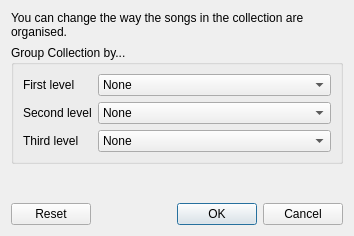
Qt form src/collection/groupbydialog.ui (strawberrymusicplayer/strawberry) before a commit.
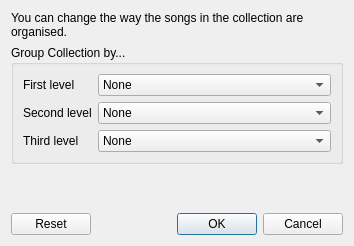
The same form after that commit. Icons and pictures are not drawn.

```diff
--- a/src/collection/groupbydialog.ui
+++ b/src/collection/groupbydialog.ui
@@ -7,7 +7,7 @@
     <x>0</x>
     <y>0</y>
     <width>354</width>
-    <height>236</height>
+    <height>246</height>
    </rect>
   </property>
   <property name="windowTitle">
@@ -19,7 +19,7 @@
   </property>
   <layout class="QVBoxLayout" name="verticalLayout">
    <item>
-    <widget class="QLabel" name="label_4">
+    <widget class="QLabel" name="label">
      <property name="text">
       <string>You can change the way the songs in the collection are organised.</string>
      </property>
@@ -35,7 +35,7 @@
      </property>
      <layout class="QFormLayout" name="formLayout">
       <item row="0" column="0">
-       <widget class="QLabel" name="label">
+       <widget class="QLabel" name="label_first">
         <property name="text">
          <string>First level</string>
         </property>
```
Left out of the diff: 54 changed lines with no effect on the pictures.
